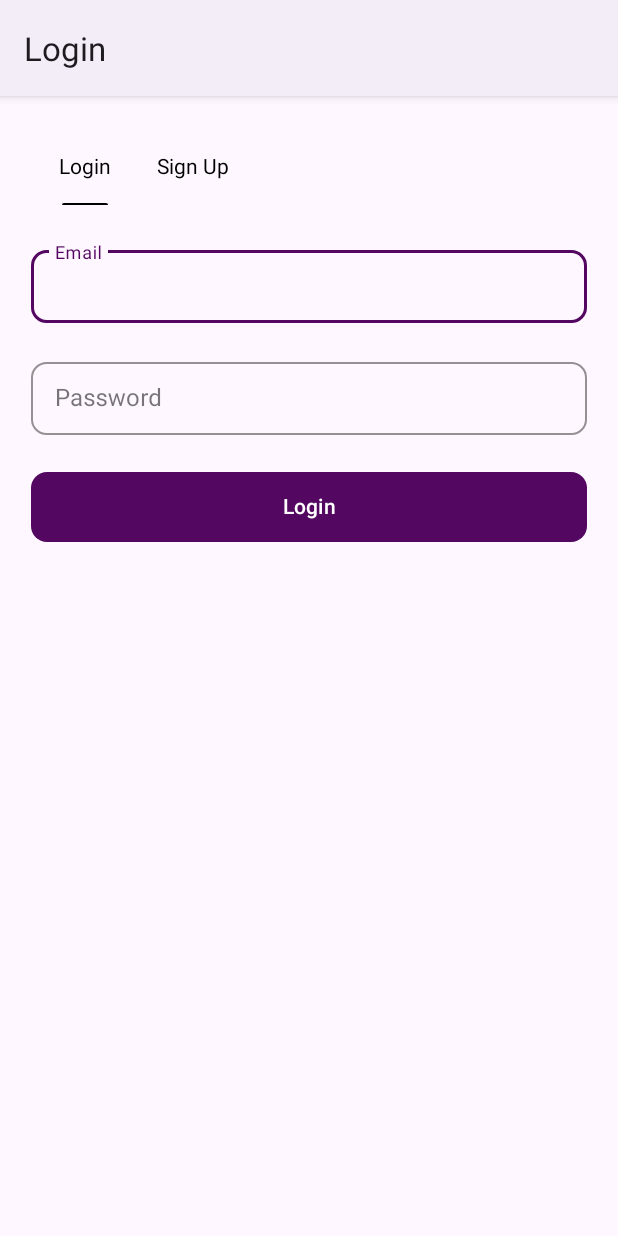
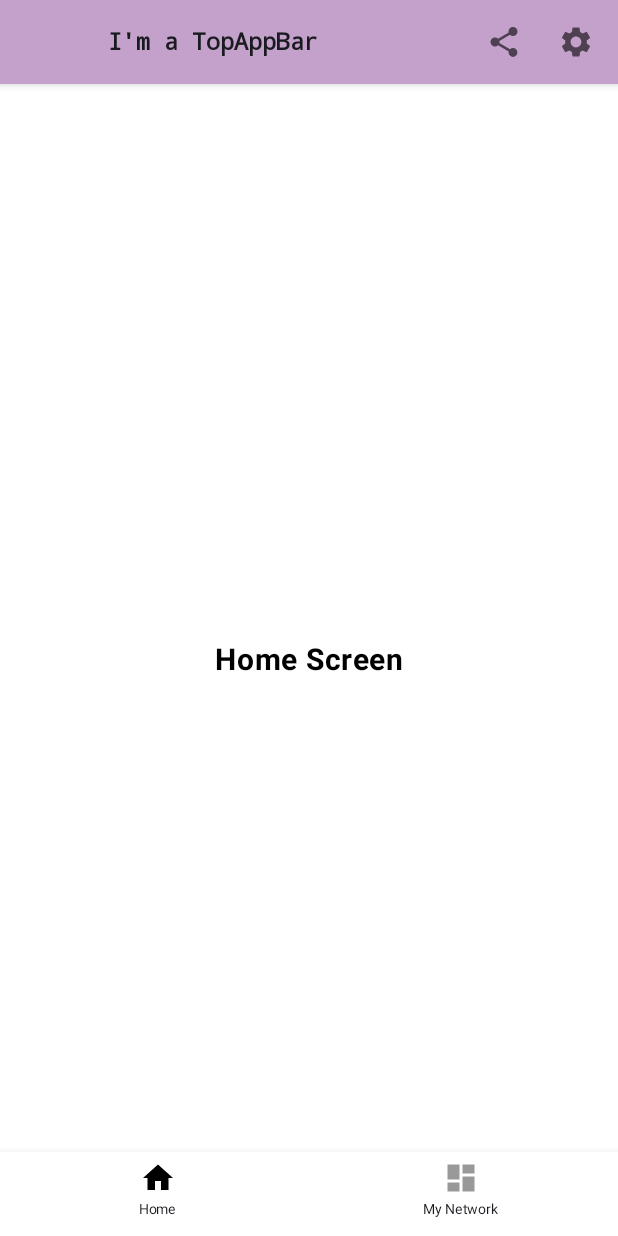
Before and after one commit to yousefbeiruty/DeloiteTask, an Android app built with Jetpack Compose: the screen it shows after launch (AuthActivity before the commit, ComposeMainActivity after it), on a phone screen of 412 x 824 dp. Run offline under Robolectric (Android 15) with nearby library versions, the phone set to English and light mode, and no system bars; our stand-ins replace Dagger/Hilt's generated code, Room's generated code, sdp/ssp sizes.

Commit message:
Entering Compose to the project.

```diff
--- /dev/null
+++ b/app/src/main/java/com/example/deloitetask/compose/ComposeMainActivity.kt
@@ -0,0 +1,126 @@
+package com.example.deloitetask.compose
+
+import android.annotation.SuppressLint
+import android.os.Bundle
+import androidx.activity.ComponentActivity
+import androidx.activity.compose.setContent
+import androidx.compose.foundation.isSystemInDarkTheme
+import androidx.compose.foundation.layout.Column
+import androidx.compose.foundation.layout.fillMaxSize
+import androidx.compose.material.icons.Icons
+import androidx.compose.material.icons.filled.ArrowBack
+import androidx.compose.material.icons.filled.Settings
+import androidx.compose.material.icons.filled.Share
+import androidx.compose.material3.ExperimentalMaterial3Api
+import androidx.compose.material3.Icon
+import androidx.compose.material3.IconButton
+import androidx.compose.material3.MaterialTheme
+import androidx.compose.material3.Scaffold
+import androidx.compose.material3.Surface
+import androidx.compose.material3.Text
+import androidx.compose.material3.TopAppBar
+import androidx.compose.runtime.Composable
+import androidx.compose.ui.Modifier
+import androidx.compose.ui.graphics.Color
+import androidx.compose.ui.tooling.preview.Preview
+import androidx.compose.ui.unit.dp
+import androidx.hilt.navigation.compose.hiltViewModel
+import androidx.navigation.NavHostController
+import androidx.navigation.compose.rememberNavController
+import com.example.deloitetask.compose.bottomnav.BottomNavigation
+import com.example.deloitetask.compose.nav_graph.NavigationGraph
+import com.example.deloitetask.compose.sharViewModel.SharedViewModel
+import com.example.deloitetask.compose.ui.theme.DeloiteTaskTheme
+import com.example.deloitetask.compose.ui.theme.myColors
+import com.example.deloitetask.compose.ui.theme.myTypography
+import dagger.hilt.android.AndroidEntryPoint
+
+@AndroidEntryPoint
+class ComposeMainActivity : ComponentActivity() {
+    override fun onCreate(savedInstanceState: Bundle?) {
+        super.onCreate(savedInstanceState)
+        setContent {
+            DeloiteTaskTheme(darkTheme = isSystemInDarkTheme()) {
+                // A surface container using the 'background' color from the theme
+                Surface(
+                    modifier = Modifier.fillMaxSize(),
+                    color = MaterialTheme.colorScheme.background
+                ) {
+                   MainScreenView()
+                }
+            }
+        }
+    }
+}
+
+
+
+
+@SuppressLint("UnusedMaterialScaffoldPaddingParameter")
+@Composable
+fun MainScreenView(sharedViewModel: SharedViewModel = hiltViewModel()) {
+    val navController = rememberNavController()
+    androidx.compose.material.Scaffold(topBar = {
+        TopAppBarSample(
+            navController,
+            sharedViewModel.flag
+        )
+    }, bottomBar = {
+        if (sharedViewModel.flag) BottomNavigation(navController = navController)
+    }) {
+        NavigationGraph(navController = navController)
+    }
+}
+
+@Composable
+fun TopAppBarSample(navController: NavHostController, flag: Boolean) {
+    Column {
+        androidx.compose.material.TopAppBar(elevation = 4.dp, title = {
+            Text(
+                "I'm a TopAppBar", style =
+                //TextStyle(
+//                    fontSize = 17.sp,
+//                    fontStyle = FontStyle.Normal,
+//                    fontWeight = FontWeight.Bold,
+//                    color = if (isSystemInDarkTheme()) MaterialTheme.myColors.white
+//                    else Color.Black
+//
+                MaterialTheme.myTypography.bigText
+                //  )
+            )
+        }, backgroundColor = MaterialTheme.myColors.Purpple, navigationIcon = {
+            androidx.compose.material.IconButton(onClick = { navController.popBackStack() }) {
+                if (!flag) androidx.compose.material.Icon(
+                    Icons.Filled.ArrowBack, null,
+                    tint = Color.White
+                )
+            }
+        }, actions = {
+            androidx.compose.material.IconButton(onClick = {/* Do Something*/ }) {
+                androidx.compose.material.Icon(Icons.Filled.Share, null)
+            }
+            androidx.compose.material.IconButton(onClick = {/* Do Something*/ }) {
+                androidx.compose.material.Icon(Icons.Filled.Settings, null)
+            }
+        })
+    }
+}
+
+
+
+
+@Composable
+fun Greeting(name: String, modifier: Modifier = Modifier) {
+    Text(
+        text = "Hello $name!",
+        modifier = modifier
+    )
+}
+
+@Preview(showBackground = true)
+@Composable
+fun GreetingPreview() {
+    DeloiteTaskTheme {
+        Greeting("Android")
+    }
+}
--- /dev/null
+++ b/app/src/main/java/com/example/deloitetask/compose/bottomnav/BottomNavigation.kt
@@ -0,0 +1,56 @@
+package com.example.deloitetask.compose.bottomnav
+
+import androidx.compose.runtime.Composable
+import androidx.compose.ui.graphics.Color
+import androidx.compose.ui.res.colorResource
+import androidx.compose.ui.unit.sp
+import androidx.compose.material.*
+import androidx.compose.material3.Text
+import androidx.compose.runtime.getValue
+import androidx.compose.ui.res.painterResource
+import androidx.navigation.NavController
+import androidx.navigation.compose.currentBackStackEntryAsState
+import com.example.deloitetask.R
+
+@Composable
+fun BottomNavigation(navController: NavController) {
+    val items = listOf(
+        BottomNavItem.Home,
+        BottomNavItem.DashBoard,
+    )
+    BottomAppBar(
+        backgroundColor = colorResource(id =R.color.white),
+        contentColor = Color.Black
+    ) {
+        val navBackStackEntry by navController.currentBackStackEntryAsState()
+        val currentRoute = navBackStackEntry?.destination?.route
+        items.forEach { item ->
+            BottomNavigationItem(
+                icon = {
+                    androidx.compose.material.Icon(
+                        painterResource(id = item.icon),
+                        contentDescription = item.title
+                    )
+                },
+                label = { Text(text = item.title,
+                    fontSize = 9.sp) },
+                selectedContentColor = Color.Black,
+                unselectedContentColor = Color.Black.copy(0.4f),
+                alwaysShowLabel = true,
+                selected = currentRoute == item.screen_route,
+                onClick = {
+                    navController.navigate(item.screen_route) {
+
+                        navController.graph.startDestinationRoute?.let { screen_route ->
+                            popUpTo(screen_route) {
+                                saveState = true
+                            }
+                        }
+                        launchSingleTop = true
+                        restoreState = true
+                    }
+                }
+            )
+        }
+    }
+}
--- /dev/null
+++ b/app/src/main/java/com/example/deloitetask/compose/bottomnav/BottomNavigationItem.kt
@@ -0,0 +1,13 @@
+package com.example.deloitetask.compose.bottomnav
+
+import com.example.deloitetask.R
+
+sealed class BottomNavItem(var title:String, var icon:Int, var screen_route:String){
+
+    object Home : BottomNavItem("Home", R.drawable.ic_home_black_24dp,"home")
+    object DashBoard: BottomNavItem("My Network",R.drawable.ic_dashboard_black_24dp,"dash_board")
+}
+
+sealed class  Screen(val route:String){
+    object MovieDetailsScreen:Screen("movie_details_screen")
+}
--- /dev/null
+++ b/app/src/main/java/com/example/deloitetask/compose/nav_graph/NavigationGraph.kt
@@ -0,0 +1,31 @@
+package com.example.deloitetask.compose.nav_graph
+
+import androidx.compose.runtime.Composable
+import androidx.hilt.navigation.compose.hiltViewModel
+import androidx.navigation.NavHostController
+import androidx.navigation.compose.NavHost
+import androidx.navigation.compose.composable
+import com.example.deloitetask.compose.bottomnav.BottomNavItem
+import com.example.deloitetask.compose.bottomnav.Screen
+import com.example.deloitetask.compose.screens.DashBoardScreen
+import com.example.deloitetask.compose.screens.HomeScreen
+
+@Composable
+fun NavigationGraph(navController: NavHostController) {
+   // val sharedViewModel:SharedViewModel= hiltViewModel()
+    NavHost(navController, startDestination = BottomNavItem.Home.screen_route) {
+        composable(BottomNavItem.Home.screen_route) {
+           // sharedViewModel.visibleBottom(true)
+            HomeScreen(navController)
+        }
+        composable(BottomNavItem.DashBoard.screen_route) {
+           // sharedViewModel.visibleBottom(true)
+            DashBoardScreen(navController)
+        }
+        composable(Screen.MovieDetailsScreen.route) {
+         //   sharedViewModel.visibleBottom(true)
+          //  AddPostScreen()
+        }
+
+    }
+}
--- /dev/null
+++ b/app/src/main/java/com/example/deloitetask/compose/screens/DashBoard.kt
@@ -0,0 +1,41 @@
+package com.example.deloitetask.compose.screens
+
+import androidx.compose.foundation.background
+import androidx.compose.foundation.clickable
+import androidx.compose.foundation.layout.Column
+import androidx.compose.foundation.layout.fillMaxSize
+import androidx.compose.foundation.layout.wrapContentSize
+import androidx.compose.material3.Text
+import androidx.compose.runtime.Composable
+import androidx.compose.ui.Alignment
+import androidx.compose.ui.Modifier
+import androidx.compose.ui.graphics.Color
+import androidx.compose.ui.res.colorResource
+import androidx.compose.ui.text.font.FontWeight
+import androidx.compose.ui.text.style.TextAlign
+import androidx.compose.ui.unit.sp
+import androidx.navigation.NavController
+import com.example.deloitetask.R
+
+@Composable
+fun DashBoardScreen(navController: NavController) {
+    Column(
+        modifier = Modifier
+            .fillMaxSize()
+            .background(colorResource(id = R.color.white))
+            .wrapContentSize(Alignment.Center)
+    ) {
+        Text(
+            text = "DashBoard Screen",
+            fontWeight = FontWeight.Bold,
+            color = Color.Black,
+            modifier = Modifier
+                .align(Alignment.CenterHorizontally)
+                .clickable {
+                    //   navController.navigate(Screen.DetailsScreee.route)
+                },
+            textAlign = TextAlign.Center,
+            fontSize = 20.sp,
+        )
+    }
+}
--- /dev/null
+++ b/app/src/main/java/com/example/deloitetask/compose/screens/Home.kt
@@ -0,0 +1,41 @@
+package com.example.deloitetask.compose.screens
+
+import androidx.compose.foundation.background
+import androidx.compose.foundation.clickable
+import androidx.compose.foundation.layout.Column
+import androidx.compose.foundation.layout.fillMaxSize
+import androidx.compose.foundation.layout.wrapContentSize
+import androidx.compose.material3.Text
+import androidx.compose.runtime.Composable
+import androidx.compose.ui.Alignment
+import androidx.compose.ui.Modifier
+import androidx.compose.ui.graphics.Color
+import androidx.compose.ui.res.colorResource
+import androidx.compose.ui.text.font.FontWeight
+import androidx.compose.ui.text.style.TextAlign
+import androidx.compose.ui.unit.sp
+import androidx.navigation.NavController
+import com.example.deloitetask.R
+
+@Composable
+fun HomeScreen(navController: NavController) {
+    Column(
+        modifier = Modifier
+            .fillMaxSize()
+            .background(colorResource(id = R.color.white))
+            .wrapContentSize(Alignment.Center)
+    ) {
+        Text(
+            text = "Home Screen",
+            fontWeight = FontWeight.Bold,
+            color = Color.Black,
+            modifier = Modifier
+                .align(Alignment.CenterHorizontally)
+                .clickable {
+                 //   navController.navigate(Screen.DetailsScreee.route)
+                },
+            textAlign = TextAlign.Center,
+            fontSize = 20.sp,
+        )
+    }
+}
--- /dev/null
+++ b/app/src/main/java/com/example/deloitetask/compose/sharViewModel/SharedViewModel.kt
@@ -0,0 +1,18 @@
+package com.example.deloitetask.compose.sharViewModel
+
+import androidx.compose.runtime.getValue
+import androidx.compose.runtime.mutableStateOf
+import androidx.compose.runtime.setValue
+import androidx.lifecycle.ViewModel
+import dagger.hilt.android.lifecycle.HiltViewModel
+import javax.inject.Inject
+
+@HiltViewModel
+class SharedViewModel @Inject constructor():ViewModel() {
+
+    var flag by mutableStateOf<Boolean>(true)
+        private set
+    fun visibleBottom(visible: Boolean){
+        flag=visible
+    }
+}
--- /dev/null
+++ b/app/src/main/java/com/example/deloitetask/compose/ui/theme/Color.kt
@@ -0,0 +1,29 @@
+package com.example.deloitetask.compose.ui.theme
+
+import androidx.compose.material3.MaterialTheme
+import androidx.compose.runtime.Composable
+import androidx.compose.runtime.ReadOnlyComposable
+import androidx.compose.runtime.compositionLocalOf
+import androidx.compose.ui.graphics.Color
+
+val Purple80 = Color(0xFFD0BCFF)
+val PurpleGrey80 = Color(0xFFCCC2DC)
+val Pink80 = Color(0xFFEFB8C8)
+val Purpple=Color(530760)
+val Purple40 = Color(0xFF6650a4)
+val PurpleGrey40 = Color(0xFF625b71)
+val Pink40 = Color(0xFF7D5260)
+
+
+data class MyColors(
+    val white: Color = Color.White,
+    val black: Color = Color.Black,
+    val Purple80:Color=Color(0xFFD0BCFF),
+    val Purple40 :Color= Color(0xFF6650a4),
+    val Purpple :Color=Color(0xFFC4A1CA)
+)
+val LocalColors= compositionLocalOf { MyColors() }
+val MaterialTheme.myColors: MyColors
+    @Composable
+    @ReadOnlyComposable
+    get() = LocalColors.current
--- /dev/null
+++ b/app/src/main/java/com/example/deloitetask/compose/ui/theme/Spacing.kt
@@ -0,0 +1,24 @@
+package com.example.deloitetask.compose.ui.theme
+
+
+import androidx.compose.material3.MaterialTheme
+import androidx.compose.runtime.Composable
+import androidx.compose.runtime.ReadOnlyComposable
+import androidx.compose.runtime.compositionLocalOf
+import androidx.compose.ui.unit.Dp
+import androidx.compose.ui.unit.dp
+
+data class Spacing(
+    val default: Dp = 0.dp,
+    val extraSmall: Dp = 4.dp,
+    val small: Dp = 8.dp,
+    val medium: Dp = 16.dp,
+    val large: Dp = 32.dp,
+    val extraLarge: Dp = 64.dp
+)
+val LocalSpacing= compositionLocalOf { Spacing() }
+
+val MaterialTheme.spacing: Spacing
+    @Composable
+    @ReadOnlyComposable
+    get() = LocalSpacing.current
--- /dev/null
+++ b/app/src/main/java/com/example/deloitetask/compose/ui/theme/Theme.kt
@@ -0,0 +1,75 @@
+package com.example.deloitetask.compose.ui.theme
+
+import android.app.Activity
+import android.os.Build
+import androidx.compose.foundation.isSystemInDarkTheme
+import androidx.compose.material3.MaterialTheme
+import androidx.compose.material3.darkColorScheme
+import androidx.compose.material3.dynamicDarkColorScheme
+import androidx.compose.material3.dynamicLightColorScheme
+import androidx.compose.material3.lightColorScheme
+import androidx.compose.runtime.Composable
+import androidx.compose.runtime.CompositionLocalProvider
+import androidx.compose.runtime.SideEffect
+import androidx.compose.ui.graphics.toArgb
+import androidx.compose.ui.platform.LocalContext
+import androidx.compose.ui.platform.LocalView
+import androidx.core.view.WindowCompat
+
+private val DarkColorScheme = darkColorScheme(
+    primary = Purple80,
+    secondary = PurpleGrey80,
+    tertiary = Pink80
+)
+
+private val LightColorScheme = lightColorScheme(
+    primary = Purple40,
+    secondary = PurpleGrey40,
+    tertiary = Pink40
+
+    /* Other default colors to override
+    background = Color(0xFFFFFBFE),
+    surface = Color(0xFFFFFBFE),
+    onPrimary = Color.White,
+    onSecondary = Color.White,
+    onTertiary = Color.White,
+    onBackground = Color(0xFF1C1B1F),
+    onSurface = Color(0xFF1C1B1F),
+    */
+)
+
+@Composable
+fun DeloiteTaskTheme(
+    darkTheme: Boolean = isSystemInDarkTheme(),
+    // Dynamic color is available on Android 12+
+    dynamicColor: Boolean = true,
+    content: @Composable () -> Unit
+) {
+    val colorScheme = when {
+        dynamicColor && Build.VERSION.SDK_INT >= Build.VERSION_CODES.S -> {
+            val context = LocalContext.current
+            if (darkTheme) dynamicDarkColorScheme(context) else dynamicLightColorScheme(context)
+        }
+
+        darkTheme -> DarkColorScheme
+        else -> LightColorScheme
+    }
+    val view = LocalView.current
+    if (!view.isInEditMode) {
+        SideEffect {
+            val window = (view.context as Activity).window
+            window.statusBarColor = Purple40.toArgb()
+            WindowCompat.getInsetsController(window, view).isAppearanceLightStatusBars = darkTheme
+        }
+    }
+    CompositionLocalProvider(
+        LocalSpacing provides Spacing(),
+        LocalColors provides MyColors()) {
+        MaterialTheme(
+            colorScheme = colorScheme,
+            typography = Typography,
+            content = content
+        )
+    }
+
+}
--- /dev/null
+++ b/app/src/main/java/com/example/deloitetask/compose/ui/theme/Type.kt
@@ -0,0 +1,34 @@
+package com.example.deloitetask.compose.ui.theme
+
+import androidx.compose.material3.Typography
+import androidx.compose.ui.text.TextStyle
+import androidx.compose.ui.text.font.FontFamily
+import androidx.compose.ui.text.font.FontWeight
+import androidx.compose.ui.unit.sp
+
+// Set of Material typography styles to start with
+val Typography = Typography(
+    bodyLarge = TextStyle(
+        fontFamily = FontFamily.Default,
+        fontWeight = FontWeight.Normal,
+        fontSize = 16.sp,
+        lineHeight = 24.sp,
+        letterSpacing = 0.5.sp
+    )
+    /* Other default text styles to override
+    titleLarge = TextStyle(
+        fontFamily = FontFamily.Default,
+        fontWeight = FontWeight.Normal,
+        fontSize = 22.sp,
+        lineHeight = 28.sp,
+        letterSpacing = 0.sp
+    ),
+    labelSmall = TextStyle(
+        fontFamily = FontFamily.Default,
+        fontWeight = FontWeight.Medium,
+        fontSize = 11.sp,
+        lineHeight = 16.sp,
+        letterSpacing = 0.5.sp
+    )
+    */
+)
--- /dev/null
+++ b/app/src/main/java/com/example/deloitetask/compose/ui/theme/Typography.kt
@@ -0,0 +1,31 @@
+package com.example.deloitetask.compose.ui.theme
+
+
+import androidx.compose.material3.MaterialTheme
+import androidx.compose.runtime.Composable
+import androidx.compose.runtime.ReadOnlyComposable
+import androidx.compose.runtime.compositionLocalOf
+import androidx.compose.ui.text.TextStyle
+import androidx.compose.ui.text.font.FontFamily
+import androidx.compose.ui.text.font.FontWeight
+import androidx.compose.ui.unit.sp
+
+data class MyTypography(
+    val bigText: TextStyle = TextStyle(
+        fontFamily = FontFamily.Monospace,
+        fontSize = 16.sp,
+        fontWeight = FontWeight.Bold
+    ),
+    val smallText: TextStyle = TextStyle(
+        fontFamily = FontFamily.Monospace,
+        fontSize = 16.sp,
+        fontWeight = FontWeight.Bold
+    )
+)
+
+val LocalTypography= compositionLocalOf { MyTypography() }
+
+val MaterialTheme.myTypography: MyTypography
+    @Composable
+    @ReadOnlyComposable
+    get() = LocalTypography.current
--- a/app/src/main/java/com/example/deloitetask/screens/splash/SplashActivity.kt
+++ b/app/src/main/java/com/example/deloitetask/screens/splash/SplashActivity.kt
@@ -9,6 +9,7 @@ import android.os.Looper
 import androidx.activity.viewModels
 import com.example.deloitetask.R
 import com.example.deloitetask.common.BaseBindingActivity
+import com.example.deloitetask.compose.ComposeMainActivity
 import com.example.deloitetask.databinding.ActivityAuthBinding
 import com.example.deloitetask.databinding.ActivitySplashBinding
 import com.example.deloitetask.extensions.collectLatest
@@ -25,7 +26,11 @@ class SplashActivity : BaseBindingActivity<ActivitySplashBinding>(R.layout.activ
         viewModel.isUserLoggedIn()
         Looper.myLooper()?.let {
             Handler(it).postDelayed({
-                collectLatest(viewModel.navigateViewState, ::handleNavigation)
+               // collectLatest(viewModel.navigateViewState, ::handleNavigation)
+                val intent = Intent(this, ComposeMainActivity::class.java)
+                intent.addFlags(Intent.FLAG_ACTIVITY_CLEAR_TOP or Intent.FLAG_ACTIVITY_CLEAR_TASK or Intent.FLAG_ACTIVITY_NEW_TASK)
+                startActivity(intent)
+                finish()
             }, 2000)
         }
     }
--- a/app/src/main/res/values/strings.xml
+++ b/app/src/main/res/values/strings.xml
@@ -38,4 +38,5 @@
     <string name="search">Search…</string>
     <string name="descending">Descending</string>
     <string name="ascending">Ascending</string>
+    <string name="title_activity_compose_main">ComposeMainActivity</string>
 </resources>
```
Also changed, not shown: app/build.gradle (+24 -1 lines), app/src/main/AndroidManifest.xml (+12 -4 lines).
